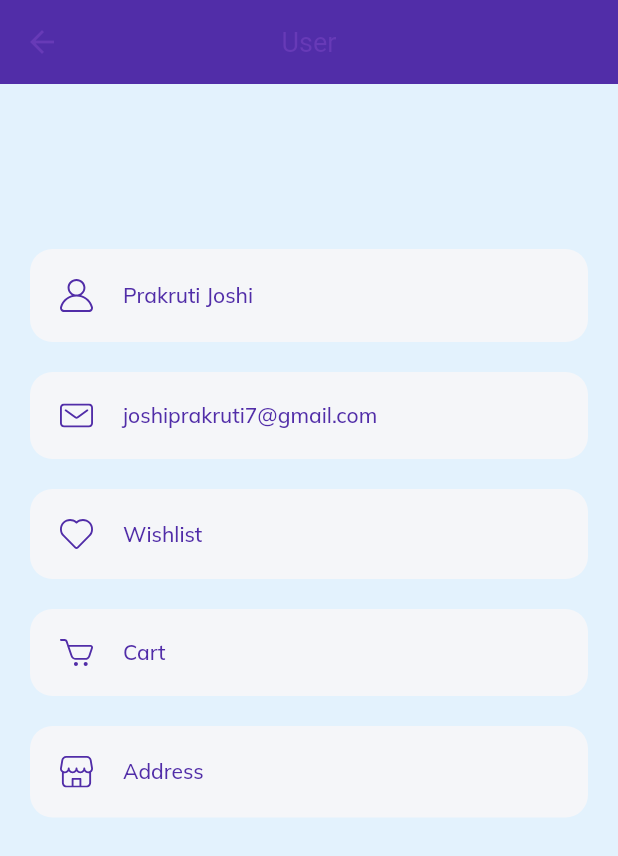
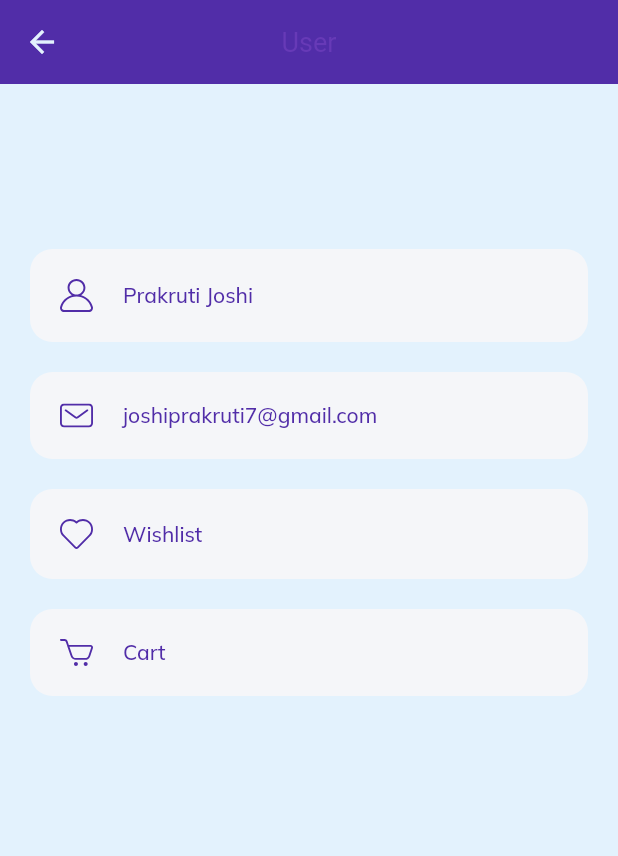
Before and after one commit to prakrutijoshi/E-Commerce_App, a Flutter app: the HomeScreen screen opened directly, item 4 of the bottom bar chosen, after a tap on "My Account", on a phone screen of 412 x 824 dp. Shown: the top 856 px of the screen. Run offline on Flutter 3.47's test engine with Material 2 defaults, Android fonts, the light colour scheme and no system bars; our stand-ins replace bloc, cloud_firestore, equatable, firebase_auth, firebase_core, flutter_bloc and 3 more; accounts and stored records are empty.

Commit message:
basic changes

```diff
--- a/e_shop/lib/presentation/screens/Cart/cart_screen.dart
+++ b/e_shop/lib/presentation/screens/Cart/cart_screen.dart
@@ -16,7 +16,6 @@ class CartScreen extends StatelessWidget {
 
 AppBar buildAppBar(BuildContext context) {
   return AppBar(
-    backgroundColor: kPrimaryColor,
     title: Column(
       children: [
         Text(
--- a/e_shop/lib/presentation/screens/Support/supportscreen.dart
+++ b/e_shop/lib/presentation/screens/Support/supportscreen.dart
@@ -18,7 +18,6 @@ class _SupportScreenState extends State<SupportScreen> {
       appBar: AppBar(
         title: Text("Welcome to Customer Service!"),
         centerTitle: true,
-        backgroundColor: kPrimaryColor,
       ),
       body: Padding(
         padding: const EdgeInsets.only(top: 50.0),
--- a/e_shop/lib/presentation/screens/home/home_screen.dart
+++ b/e_shop/lib/presentation/screens/home/home_screen.dart
@@ -18,7 +18,6 @@ class HomeScreen extends StatelessWidget {
       appBar: AppBar(
         title: Text("e-Shop"),
         centerTitle: true,
-        backgroundColor: kPrimaryColor,
         actions: [
           IconBtnWithCounter(
             svgSrc: "assets/icons/Heart Icon.svg",
--- a/e_shop/lib/presentation/screens/login/login_screen.dart
+++ b/e_shop/lib/presentation/screens/login/login_screen.dart
@@ -16,7 +16,6 @@ class LoginScreen extends StatelessWidget {
       child: SafeArea(
         child: Scaffold(
           appBar: AppBar(
-            backgroundColor: kPrimaryColor,
             title: Text("SIGN IN"),
             centerTitle: true,
           ),
--- a/e_shop/lib/presentation/screens/myaccount/myaccount_screen.dart
+++ b/e_shop/lib/presentation/screens/myaccount/myaccount_screen.dart
@@ -1,3 +1,5 @@
+import 'package:e_shop/presentation/screens/Cart/cart_screen.dart';
+
 import '../../widgets/constants.dart';
 import 'package:e_shop/presentation/screens/profile/components/profile_list.dart';
 import 'package:e_shop/presentation/widgets/constants.dart';
@@ -13,7 +15,6 @@ class MyAccount extends StatelessWidget {
       appBar: AppBar(
         title: Text("User"),
         centerTitle: true,
-        backgroundColor: kPrimaryColor,
       ),
       body: Padding(
         padding: const EdgeInsets.only(top: 100.0),
@@ -34,11 +35,12 @@ class MyAccount extends StatelessWidget {
                 icon: "assets/icons/Heart Icon.svg",
                 press: () {}),
             ProfileList(
-                text: "Cart", icon: "assets/icons/Cart Icon.svg", press: () {}),
-            ProfileList(
-                text: "Address",
-                icon: "assets/icons/Shop Icon.svg",
-                press: () {}),
+                text: "Cart",
+                icon: "assets/icons/Cart Icon.svg",
+                press: () {
+                  Navigator.push(context,
+                      MaterialPageRoute(builder: (context) => CartScreen()));
+                }),
           ],
         ),
       ),
--- a/e_shop/lib/presentation/screens/profile/components/body.dart
+++ b/e_shop/lib/presentation/screens/profile/components/body.dart
@@ -54,7 +54,7 @@ class Body extends StatelessWidget {
           ),
           ProfileList(
             text: "Addresses",
-            icon: "assets/icons/Settings.svg",
+            icon: "assets/icons/Location point.svg",
             press: () {
               Navigator.push(
                 context,
--- a/e_shop/lib/presentation/screens/profile/profile_screen.dart
+++ b/e_shop/lib/presentation/screens/profile/profile_screen.dart
@@ -14,7 +14,6 @@ class ProfileScreen extends StatelessWidget {
       appBar: AppBar(
         title: Text("Your Profile"),
         centerTitle: true,
-        backgroundColor: kPrimaryColor,
       ),
       body: Body(),
       bottomNavigationBar: CustomNavBar(selected: Menu.profile),
--- a/e_shop/lib/presentation/screens/register/register_screen.dart
+++ b/e_shop/lib/presentation/screens/register/register_screen.dart
@@ -16,7 +16,6 @@ class RegisterScreen extends StatelessWidget {
       child: SafeArea(
         child: Scaffold(
           appBar: AppBar(
-            backgroundColor: kPrimaryColor,
             title: Text("Sign Up"),
             centerTitle: true,
           ),
--- a/e_shop/lib/presentation/screens/settings/settings_screen.dart
+++ b/e_shop/lib/presentation/screens/settings/settings_screen.dart
@@ -12,7 +12,6 @@ class SettingsScreen extends StatelessWidget {
       appBar: AppBar(
         title: Text("Settings"),
         centerTitle: true,
-        backgroundColor: kPrimaryColor,
       ),
       body: Padding(
         padding: EdgeInsets.only(top: 30.0),
--- a/e_shop/lib/presentation/screens/shipping_address/shipping_address_screen.dart
+++ b/e_shop/lib/presentation/screens/shipping_address/shipping_address_screen.dart
@@ -19,6 +19,7 @@ class ShippingAddressScreen extends StatelessWidget {
   Widget build(BuildContext context) {
     return SafeArea(
       child: Scaffold(
+        backgroundColor: kSecondaryColor,
         appBar: AppBar(
           centerTitle: true,
           backgroundColor: kPrimaryColor,
--- a/e_shop/lib/presentation/screens/splash/components/body.dart
+++ b/e_shop/lib/presentation/screens/splash/components/body.dart
@@ -35,8 +35,6 @@ class _BodyState extends State<Body> {
     return SafeArea(
       child: SizedBox(
         width: double.infinity,
-        child: SingleChildScrollView(
-          physics: BouncingScrollPhysics(),
         child: Column(
           children: [
             Expanded(
@@ -90,7 +88,6 @@ class _BodyState extends State<Body> {
           ],
         ),
       ),
-      ),
     );
   }
 
--- a/e_shop/lib/utils/theme.dart
+++ b/e_shop/lib/utils/theme.dart
@@ -21,11 +21,12 @@ TextTheme texttheme() {
 
 AppBarTheme appBarTheme() {
   return const AppBarTheme(
-    color: Colors.white,
+    foregroundColor: Colors.white,
+    color: kPrimaryColor,
     elevation: 0,
     // ignore: deprecated_member_use
     brightness: Brightness.light,
-    iconTheme: IconThemeData(color: Colors.deepPurple),
+    iconTheme: IconThemeData(color: kSecondaryColor),
     // ignore: deprecated_member_use
     textTheme: TextTheme(
       headline6: TextStyle(color: Colors.deepPurple, fontSize: 18),
```
Lines whose indentation alone changed are shown as unchanged.
